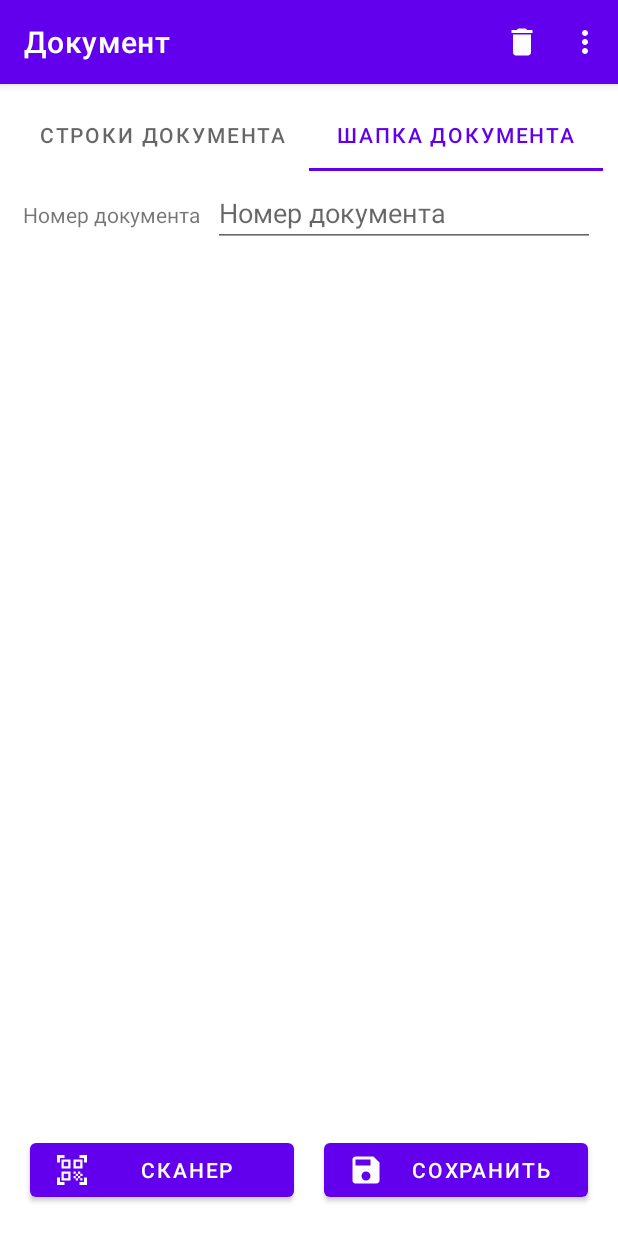
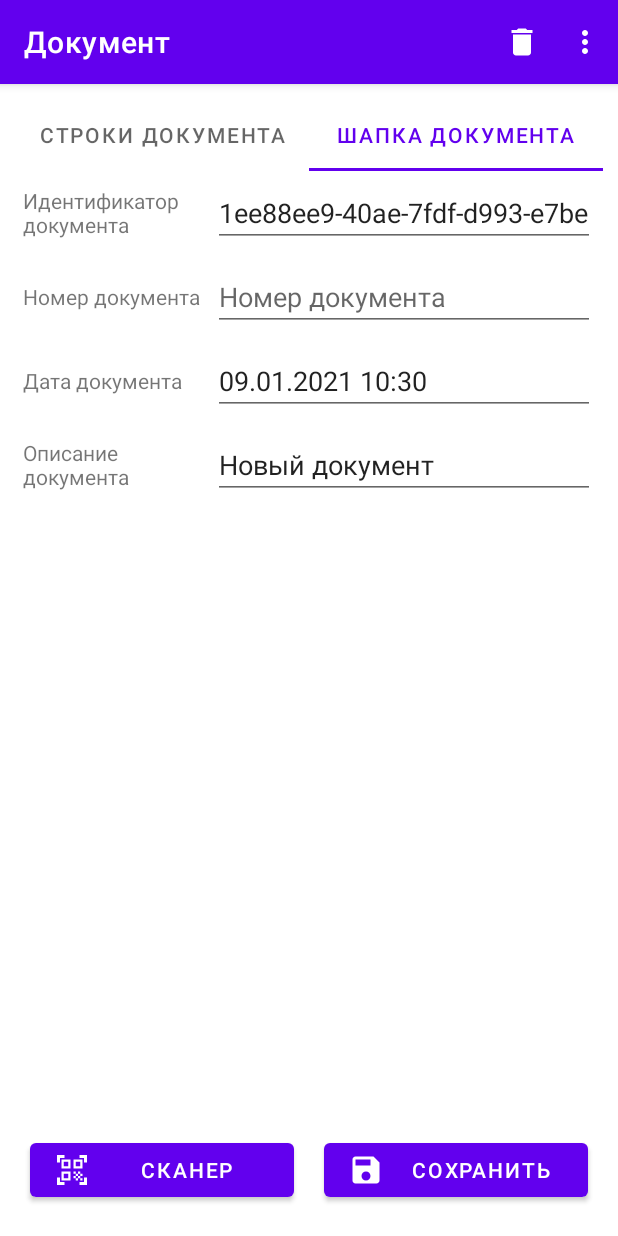
Before and after one commit to theprogrammer67/datacollectionterminal, an Android app: the DocumentActivity screen opened directly, with no data from a screen before it, tab 2 chosen, on a phone screen of 412 x 824 dp. Run offline under Robolectric (Android 15) with nearby library versions, the phone set to English and light mode, and no system bars; our stand-ins replace Room's generated code, data binding; libraries missing offline, so code that uses them is left out: com.google.zxing.integration.

Commit message:
add: все поля шапки документа. Автоматическое обновление списка документов

```diff
--- a/app/src/main/java/ru/rarus/datacollectionterminal/ui/document/DocumentHeaderFragment.kt
+++ b/app/src/main/java/ru/rarus/datacollectionterminal/ui/document/DocumentHeaderFragment.kt
@@ -9,6 +9,7 @@ import androidx.fragment.app.Fragment
 import androidx.lifecycle.ViewModelProvider
 import ru.rarus.datacollectionterminal.R
 import ru.rarus.datacollectionterminal.databinding.FragmentDocumentHeaderBinding
+import java.text.SimpleDateFormat
 
 
 class DocumentHeaderFragment : Fragment() {
@@ -27,5 +28,11 @@ class DocumentHeaderFragment : Fragment() {
     override fun onViewCreated(view: View, savedInstanceState: Bundle?) {
         super.onViewCreated(view, savedInstanceState)
         viewModel = ViewModelProvider(requireActivity()).get(DocumentViewModel::class.java)
+
+        if (viewModel.document.value != null) {
+            binding.dctDocument = viewModel.document.value!!.document
+            binding.docDate =
+                SimpleDateFormat("dd.MM.yyyy HH:mm").format(viewModel.document.value!!.document.date)
+        }
     }
 }
--- a/app/src/main/java/ru/rarus/datacollectionterminal/ui/documentlist/DocumentListActivity.kt
+++ b/app/src/main/java/ru/rarus/datacollectionterminal/ui/documentlist/DocumentListActivity.kt
@@ -32,7 +32,7 @@ class DocumentListActivity : AppCompatActivity() {
         viewModel = ViewModelProvider(this).get(DocumentListViewModel::class.java)
         viewModel.activity = this
 
-        adapter = DocumentListAdapter(viewModel.documents, applicationContext)
+        adapter = DocumentListAdapter(applicationContext)
         binding.lvDocuments.adapter = adapter
 
         binding.lvDocuments.onItemClickListener =
@@ -43,18 +43,19 @@ class DocumentListActivity : AppCompatActivity() {
                 startActivity(intent)
             }
 
+        viewModel.documents.observe(this, {
+            adapter.documents = it
+            adapter.notifyDataSetChanged()
+        })
+
         if (savedInstanceState == null) viewModel.getData()
-    }
-
-    fun setDocumentList(documents: List<DocumentHeader>) {
-        adapter.documents = documents
     }
 }
 
 class DocumentListAdapter(
-    var documents: List<DocumentHeader>,
     private val context: Context
 ) : BaseAdapter() {
+    var documents: List<DocumentHeader> = ArrayList()
 
     override fun getCount(): Int = documents.size
 
--- a/app/src/main/java/ru/rarus/datacollectionterminal/ui/documentlist/DocumentListViewModel.kt
+++ b/app/src/main/java/ru/rarus/datacollectionterminal/ui/documentlist/DocumentListViewModel.kt
@@ -1,20 +1,17 @@
 package ru.rarus.datacollectionterminal.ui.documentlist
 
+import androidx.lifecycle.MutableLiveData
 import androidx.lifecycle.ViewModel
 import ru.rarus.datacollectionterminal.App
 import ru.rarus.datacollectionterminal.db.DocumentHeader
 
 class DocumentListViewModel() : ViewModel() {
     var activity: DocumentListActivity? = null
-    var documents: List<DocumentHeader> = ArrayList()
+    var documents = MutableLiveData<List<DocumentHeader>>()
 
     fun getData() {
         if (activity == null) return
-
-        val liveData = App.database.getDao().getDocuments()
-        liveData.observe(activity!!, {
-            documents = it ?: ArrayList()
-            activity!!.setDocumentList(documents)
-        })
+        App.database.getDao().getDocuments()
+            .observe(activity!!, { documents.value = it ?: ArrayList() })
     }
 }
--- a/app/src/main/res/layout/document_item.xml
+++ b/app/src/main/res/layout/document_item.xml
@@ -7,6 +7,7 @@
         <variable
             name="dctDocument"
             type="ru.rarus.datacollectionterminal.db.DocumentHeader" />
+
         <variable
             name="docDate"
             type="String" />
@@ -25,12 +26,21 @@
             android:text="@{dctDocument.description}"
             android:textColor="@color/black"
             tools:text="Новый документ" />
+
         <TextView
             android:layout_width="wrap_content"
             android:layout_height="wrap_content"
-            android:text="@{docDate}"
+            android:paddingLeft="10dp"
+            android:text="@{`№ ` + dctDocument.number}"
             android:textColor="@color/black"
+            tools:text="№ 123" />
+
+        <TextView
+            android:layout_width="wrap_content"
+            android:layout_height="wrap_content"
             android:paddingLeft="10dp"
-            tools:text="19.12.2020 20:50" />
+            android:text="@{`от ` + docDate}"
+            android:textColor="@color/black"
+            tools:text="от 19.12.2020 20:50" />
     </LinearLayout>
 </layout>
--- a/app/src/main/res/layout/fragment_document_header.xml
+++ b/app/src/main/res/layout/fragment_document_header.xml
@@ -2,9 +2,11 @@
 <layout xmlns:android="http://schemas.android.com/apk/res/android">
 
     <data>
+
         <variable
             name="dctDocument"
             type="ru.rarus.datacollectionterminal.db.DocumentHeader" />
+
         <variable
             name="docDate"
             type="String" />
@@ -12,14 +14,35 @@
 
     <TableLayout
         android:layout_width="match_parent"
-        android:layout_height="match_parent">
+        android:layout_height="wrap_content">
 
         <TableRow android:padding="5dp">
 
             <TextView
                 android:layout_width="0dp"
+                android:layout_height="match_parent"
+                android:gravity="center_vertical"
+                android:layout_weight="1"
+                android:text="@string/caption_docid" />
+
+            <EditText
+                android:id="@+id/docid"
+                android:layout_width="0dp"
                 android:layout_height="wrap_content"
+                android:layout_weight="2"
+                android:hint="@string/caption_docid"
+                android:importantForAutofill="no"
+                android:inputType="text"
+                android:text="@{dctDocument.id}" />
+        </TableRow>
+
+        <TableRow android:padding="5dp">
+
+            <TextView
+                android:layout_width="0dp"
+                android:layout_height="match_parent"
                 android:layout_weight="1"
+                android:gravity="center_vertical"
                 android:text="@string/caption_docnum" />
 
             <EditText
@@ -27,10 +50,50 @@
                 android:layout_width="0dp"
                 android:layout_height="wrap_content"
                 android:layout_weight="2"
-                android:text="@{dctDocument.number}"
                 android:hint="@string/caption_docnum"
                 android:importantForAutofill="no"
-                android:inputType="number" />
+                android:inputType="number"
+                android:text="@={dctDocument.number}" />
+        </TableRow>
+
+        <TableRow android:padding="5dp">
+
+            <TextView
+                android:layout_width="0dp"
+                android:layout_height="match_parent"
+                android:gravity="center_vertical"
+                android:layout_weight="1"
+                android:text="@string/caption_docdate" />
+
+            <EditText
+                android:id="@+id/docdate"
+                android:layout_width="0dp"
+                android:layout_height="wrap_content"
+                android:layout_weight="2"
+                android:hint="@string/caption_docdate"
+                android:importantForAutofill="no"
+                android:inputType="date"
+                android:text="@{docDate}" />
+        </TableRow>
+
+        <TableRow android:padding="5dp">
+
+            <TextView
+                android:layout_width="0dp"
+                android:layout_height="match_parent"
+                android:gravity="center_vertical"
+                android:layout_weight="1"
+                android:text="@string/caption_docdescription" />
+
+            <EditText
+                android:id="@+id/docdescription"
+                android:layout_width="0dp"
+                android:layout_height="wrap_content"
+                android:layout_weight="2"
+                android:hint="@string/caption_docdescription"
+                android:importantForAutofill="no"
+                android:inputType="text"
+                android:text="@={dctDocument.description}" />
         </TableRow>
     </TableLayout>
 
--- a/app/src/main/res/values/strings.xml
+++ b/app/src/main/res/values/strings.xml
@@ -10,4 +10,7 @@
     <string name="caption_docnum">Номер документа</string>
     <string name="caption_docrows">Строки документа</string>
     <string name="caption_docheader">Шапка документа</string>
+    <string name="caption_docdate">Дата документа</string>
+    <string name="caption_docdescription">Описание документа</string>
+    <string name="caption_docid">Идентификатор документа</string>
 </resources>
```
